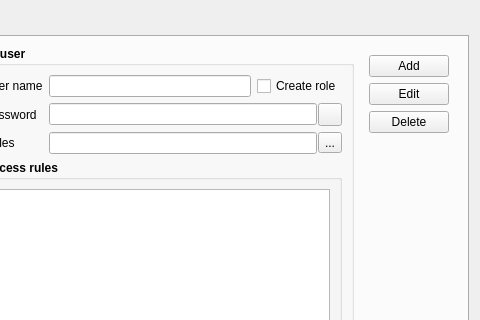
The window that shvspy/src/dlgsettings.ui (silicon-heaven/shvspy) describes before a commit, drawn with Qt 5; both pictures show x 439 to 919 and y 0 to 320 of the 919 by 694 pixel window.
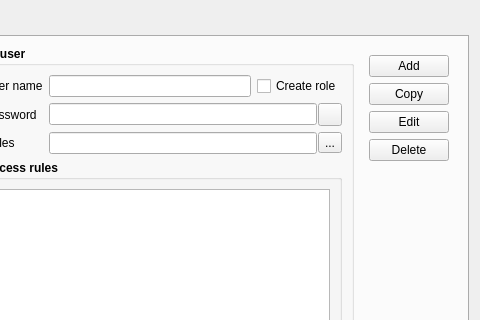
The same window after the commit. Icons and pictures are not drawn.

Commit message: add copy function to user,role,mount

What changed in the file:
```diff
--- a/shvspy/src/dlgsettings.ui
+++ b/shvspy/src/dlgsettings.ui
@@ -269,6 +269,13 @@
               </property>
              </widget>
             </item>
+            <item>
+             <widget class="QPushButton" name="pbCopyUser">
+              <property name="text">
+               <string>Copy</string>
+              </property>
+             </widget>
+            </item>
             <item>
              <widget class="QPushButton" name="pbEditUser">
               <property name="font">
```
Left out of the diff: 14 changed lines with no effect on the pictures. The commit also changes 3 other files.
